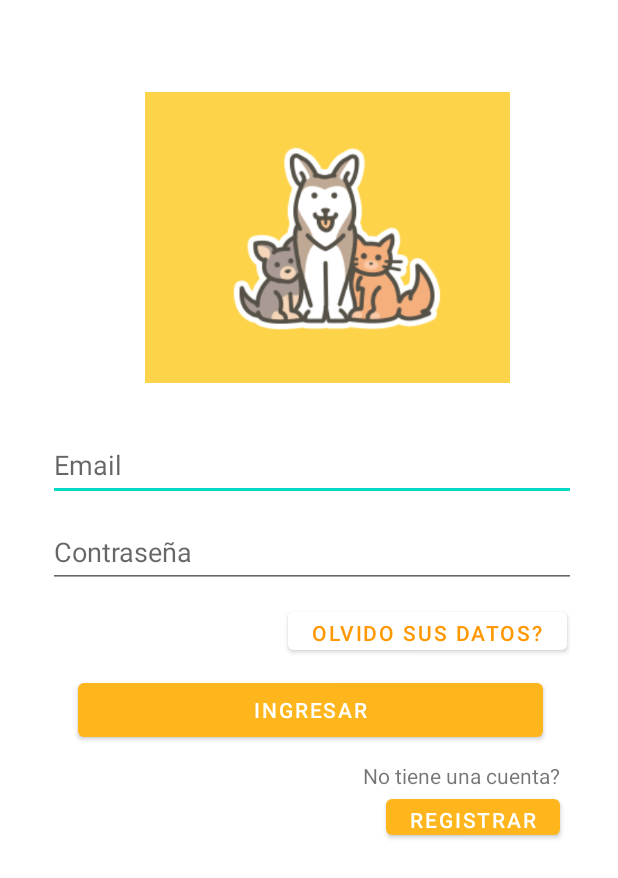
After one commit to Ajmyquira/android-project, an Android app: the layout activity_login.xml on its own in the app's theme, with its tools: preview values and no code run, on a phone screen of 412 x 824 dp. The commit adds this screen. Shown: the top 878 px of the screen. Run offline under Robolectric (Android 15) with nearby library versions, the phone set to English and light mode, and no system bars.

Commit message:
Login Activity

```diff
--- /dev/null
+++ b/app/src/main/res/layout/activity_login.xml
@@ -0,0 +1,116 @@
+<?xml version="1.0" encoding="utf-8"?>
+<androidx.constraintlayout.widget.ConstraintLayout xmlns:android="http://schemas.android.com/apk/res/android"
+    xmlns:app="http://schemas.android.com/apk/res-auto"
+    xmlns:tools="http://schemas.android.com/tools"
+    android:layout_width="match_parent"
+    android:layout_height="match_parent"
+    android:padding="16dp"
+    tools:context=".LoginActivity">
+
+
+    <LinearLayout
+        android:id="@+id/linearLayout2"
+        android:layout_width="0dp"
+        android:layout_height="wrap_content"
+        android:layout_marginStart="16dp"
+        android:layout_marginTop="270dp"
+        android:layout_marginEnd="16dp"
+        android:orientation="vertical"
+        app:layout_constraintEnd_toEndOf="parent"
+        app:layout_constraintStart_toStartOf="parent"
+        app:layout_constraintTop_toTopOf="parent">
+
+        <EditText
+            android:id="@+id/emailEditText"
+            android:layout_width="399dp"
+            android:layout_height="wrap_content"
+            android:ems="10"
+            android:hint="Email"
+            android:inputType="textEmailAddress"
+            android:minHeight="48dp"
+            tools:layout_editor_absoluteX="33dp"
+            tools:layout_editor_absoluteY="220dp" />
+
+        <Space
+            android:layout_width="match_parent"
+            android:layout_height="10dp" />
+
+        <EditText
+            android:id="@+id/passwordEditText"
+            android:layout_width="400dp"
+            android:layout_height="wrap_content"
+            android:ems="10"
+            android:hint="Contraseña"
+            android:inputType="textPassword"
+            android:minHeight="48dp"
+            tools:layout_editor_absoluteX="32dp"
+            tools:layout_editor_absoluteY="286dp" />
+
+        <Space
+            android:layout_width="match_parent"
+            android:layout_height="10dp" />
+
+        <Button
+            android:id="@+id/forgetButton"
+            android:layout_width="wrap_content"
+            android:layout_height="37dp"
+            android:layout_marginLeft="160dp"
+            android:backgroundTint="#FFFFFF"
+            android:text="Olvido sus datos?"
+            android:textColor="#FF9800"
+            tools:ignore="TouchTargetSizeCheck"
+            tools:layout_editor_absoluteX="177dp"
+            tools:layout_editor_absoluteY="353dp" />
+
+        <Space
+            android:layout_width="match_parent"
+            android:layout_height="10dp" />
+
+        <Button
+            android:id="@+id/loginButton"
+            android:layout_width="310dp"
+            android:layout_height="wrap_content"
+            android:layout_marginLeft="20dp"
+            android:text="Ingresar"
+            tools:layout_editor_absoluteX="31dp"
+            tools:layout_editor_absoluteY="419dp" />
+
+        <Space
+            android:layout_width="match_parent"
+            android:layout_height="10dp" />
+
+        <TextView
+            android:id="@+id/registerText"
+            android:layout_width="142dp"
+            android:layout_height="wrap_content"
+            android:layout_marginLeft="210dp"
+            android:text="No tiene una cuenta?"
+            tools:layout_editor_absoluteX="62dp"
+            tools:layout_editor_absoluteY="514dp" />
+
+        <Button
+            android:id="@+id/signUpButton"
+            android:layout_width="wrap_content"
+            android:layout_height="36dp"
+            android:layout_marginLeft="225dp"
+            android:text="Registrar"
+            tools:ignore="TouchTargetSizeCheck"
+            tools:layout_editor_absoluteX="200dp"
+            tools:layout_editor_absoluteY="501dp" />
+
+    </LinearLayout>
+
+    <ImageView
+        android:id="@+id/imageView"
+        android:layout_width="267dp"
+        android:layout_height="194dp"
+        android:layout_marginStart="76dp"
+        android:layout_marginTop="45dp"
+        android:layout_marginEnd="52dp"
+        android:layout_marginBottom="31dp"
+        app:layout_constraintBottom_toTopOf="@+id/linearLayout2"
+        app:layout_constraintEnd_toEndOf="parent"
+        app:layout_constraintStart_toStartOf="parent"
+        app:layout_constraintTop_toTopOf="parent"
+        app:srcCompat="@drawable/e5e9e728ae42dcf0fb8e46f0abb85190" />
+</androidx.constraintlayout.widget.ConstraintLayout>
--- /dev/null
+++ b/app/src/main/res/values-land/dimens.xml
@@ -0,0 +1,3 @@
+<resources>
+    <dimen name="activity_horizontal_margin">48dp</dimen>
+</resources>
--- /dev/null
+++ b/app/src/main/res/values-w1240dp/dimens.xml
@@ -0,0 +1,3 @@
+<resources>
+    <dimen name="activity_horizontal_margin">200dp</dimen>
+</resources>
--- /dev/null
+++ b/app/src/main/res/values-w600dp/dimens.xml
@@ -0,0 +1,3 @@
+<resources>
+    <dimen name="activity_horizontal_margin">48dp</dimen>
+</resources>
--- /dev/null
+++ b/app/src/main/res/values/dimens.xml
@@ -0,0 +1,5 @@
+<resources>
+    <!-- Default screen margins, per the Android Design guidelines. -->
+    <dimen name="activity_horizontal_margin">16dp</dimen>
+    <dimen name="activity_vertical_margin">16dp</dimen>
+</resources>
```
Also changed, not shown: app/build.gradle (+7 -0 lines), app/src/main/AndroidManifest.xml (+7 -0 lines), app/src/main/java/com/example/android_project/LoginActivity.java (added, +80 -0 lines), app/src/main/res/values/strings.xml (+9 -0 lines), app/src/main/res/drawable/e5e9e728ae42dcf0fb8e46f0abb85190.png (added).
